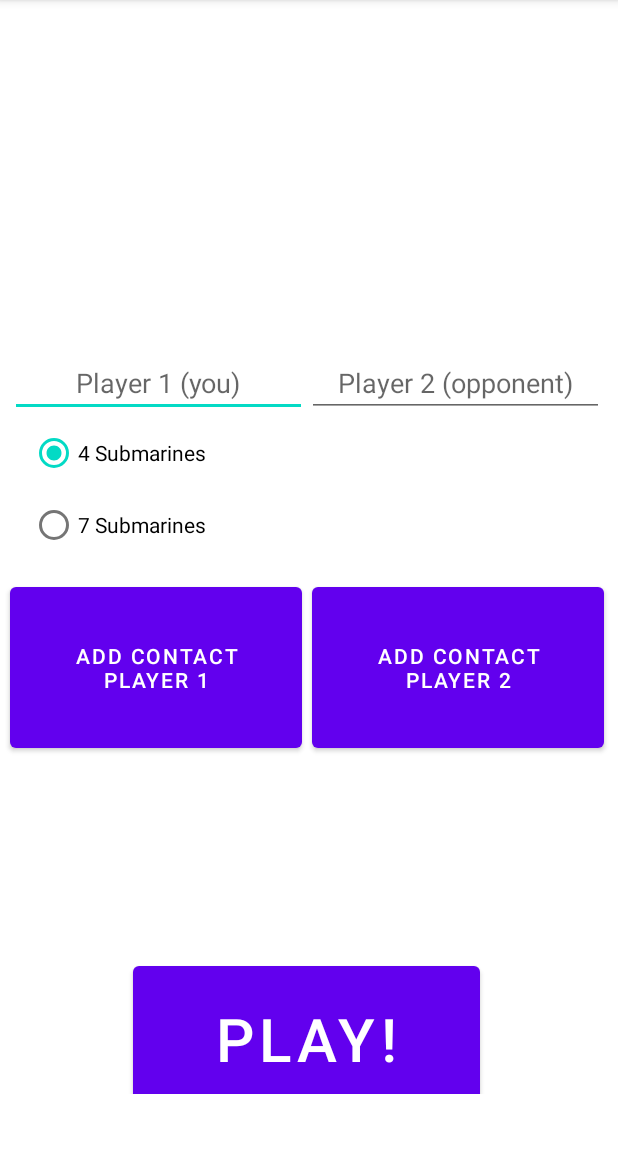
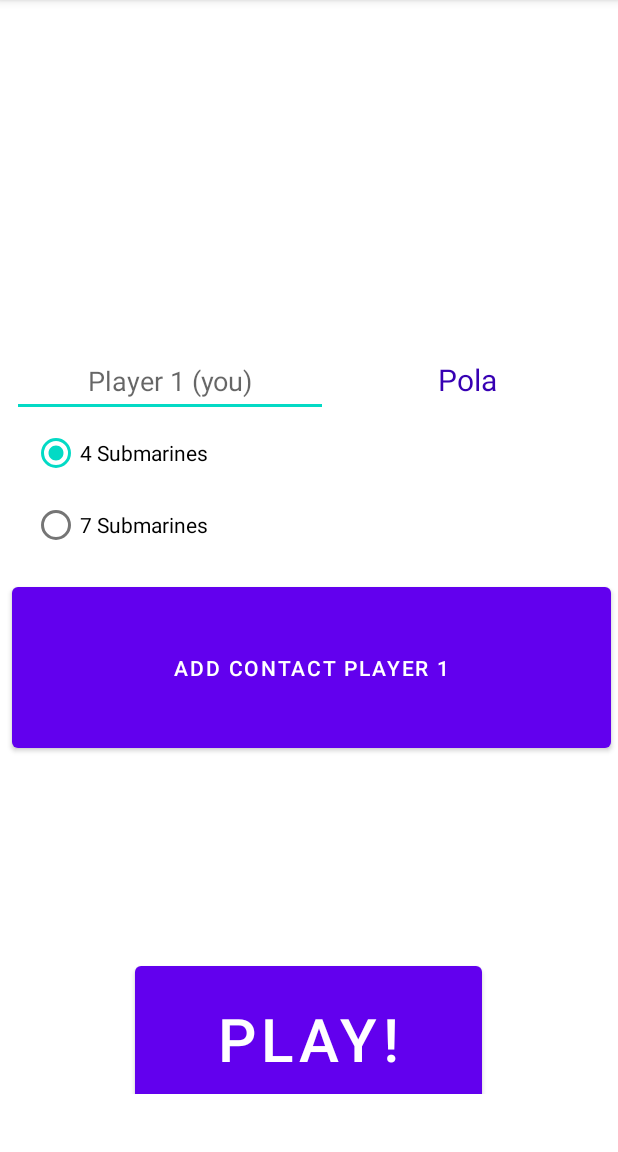
Before and after one commit to daniel-lahav/SubmarinesGame, an Android app: the AddPlayer screen opened directly, with no data from a screen before it, on a phone screen of 412 x 824 dp, the part 84-1236 px from its top. Run offline under Robolectric (Android 15) with nearby library versions, the phone set to English and light mode, and no system bars.

Commit message:
themetune added

```diff
--- a/app/src/main/java/com/example/submarinesgameproject/AddPlayer.java
+++ b/app/src/main/java/com/example/submarinesgameproject/AddPlayer.java
@@ -14,18 +14,23 @@ import android.view.View;
 import android.widget.Button;
 import android.widget.EditText;
 import android.widget.RadioButton;
+import android.widget.TextView;
 
 import java.util.Locale;
 
 public class AddPlayer extends AppCompatActivity implements View.OnClickListener {
 
-    private Button btnAddPlayerPlay,btnBackToHome, btnContact1,btnContact2;
+    private Button btnAddPlayerPlay,btnBackToHome, btnContact1;
+    private  Intent intent;
     private RadioButton radioBtn4Subs,radioBtn7Subs;
-    private EditText etPlayer1,etPlayer2;
+    private EditText etPlayer1;
+    private TextView tvPlayer2; //computer
     private String player1,player2;
     private TextToSpeech textToSpeech;
     private static final int RESULTPICK=1;
     private int playerNum;
+
+    private int size=9; //גודל הלוח
 
     @Override
     protected void onCreate(Bundle savedInstanceState)  {
@@ -43,11 +48,13 @@ public class AddPlayer extends AppCompatActivity implements View.OnClickListener
         btnContact1=(Button) findViewById(R.id.btnContact1);
         btnContact1.setOnClickListener(this);
 
-        btnContact2=(Button) findViewById(R.id.btnContact2);
-        btnContact2.setOnClickListener(this);
+    //    btnContact2=(Button) findViewById(R.id.btnContact2);
+     //   btnContact2.setOnClickListener(this);
 
         etPlayer1=(EditText) findViewById(R.id.etPlayer1);
-        etPlayer2 = (EditText) findViewById(R.id.etPlayer2);
+        tvPlayer2 = (TextView) findViewById(R.id.tvPlayer2);
+
+        tvPlayer2.setText("Pola");
 
         radioBtn4Subs=(RadioButton) findViewById(R.id.radioBtn4Subs);
         radioBtn4Subs.setOnClickListener(this);
@@ -80,10 +87,9 @@ public class AddPlayer extends AppCompatActivity implements View.OnClickListener
 
             String phoneName = cursor.getString(phoneIndexName);
 
-            if(this.playerNum==1)
+
             etPlayer1.setText(phoneName);
-            else
-                etPlayer2.setText(phoneName);
+
         }
     }
 
@@ -92,18 +98,21 @@ public class AddPlayer extends AppCompatActivity implements View.OnClickListener
     @Override
     public void onClick(View view) {
 
-        if(view.getId()==btnAddPlayerPlay.getId())
+        switch (view.getId())
         {
-            Intent intent=new Intent(this, MyBoardArrangement.class);
+            case R.id.btnAddPlayerPlay:
+                intent=new Intent(this, MyBoardArrangement.class);
 
-            String name1 = etPlayer1.getText().toString();
-            String name2 =etPlayer2.getText().toString();
+                String name1 = etPlayer1.getText().toString().trim();
+
+
+                String name2 = tvPlayer2.getText().toString().trim();
                 int subNum;
                 if(radioBtn4Subs.isChecked())
                     subNum=4;
                 else
                     subNum=7;
-            if (name1.length() ==0 || name2.length()==0|| name1.equals(name2)){
+                if (name1.length() ==0 || name1.equals(name2)){
                     new AlertDialog.Builder(this)
                             .setTitle("ERORR")
                             .setMessage("not a good name")
@@ -119,39 +128,30 @@ public class AddPlayer extends AppCompatActivity implements View.OnClickListener
                 else{
 
 
-                textToSpeech.speak("Enjoy and Good Luck! " + name1 + " and " + name2, TextToSpeech.QUEUE_FLUSH, null);
+                    textToSpeech.speak("Enjoy and Good Luck! " + name1 , TextToSpeech.QUEUE_FLUSH, null);
 
 
                     intent.putExtra("DATA1",name1);
-                intent.putExtra("DATA2", name2);
-                intent.putExtra("subNum",subNum);
+
+                    intent.putExtra("SUBNUM",subNum);
 
                     startActivity(intent);
                 }
-        }
 
-
-        if(view.getId()==btnBackToHome.getId())
-            {
+                break;
+            case R.id.btnBackToHome:
                  finish();
-            }
-
-        switch (view.getId())
-        {
+                 break;
             case R.id.btnContact1:
                 this.playerNum = 1;
-                Intent intent = new Intent(Intent.ACTION_PICK,
+                 intent = new Intent(Intent.ACTION_PICK,
                         ContactsContract.CommonDataKinds.Phone.CONTENT_URI);
-                startActivityForResult(intent, RESULTPICK);
-                break;
-            case R.id.btnContact2:
-                this.playerNum = 2;
-                intent = new Intent(Intent.ACTION_PICK, ContactsContract.CommonDataKinds.Phone.CONTENT_URI);
                 startActivityForResult(intent, RESULTPICK);
                 break;
         }
 
 
+
     }
 
 }
--- a/app/src/main/res/layout/activity_add_player.xml
+++ b/app/src/main/res/layout/activity_add_player.xml
@@ -4,14 +4,18 @@
     xmlns:tools="http://schemas.android.com/tools"
     android:layout_width="match_parent"
     android:layout_height="match_parent"
+    android:clickable="false"
     tools:context=".AddPlayer">
 
     <LinearLayout
         android:layout_width="409dp"
         android:layout_height="729dp"
         android:orientation="vertical"
-        tools:layout_editor_absoluteX="1dp"
-        tools:layout_editor_absoluteY="1dp">
+        app:layout_constraintEnd_toEndOf="parent"
+        app:layout_constraintHorizontal_bias="0.5"
+        app:layout_constraintStart_toStartOf="parent"
+        tools:layout_editor_absoluteY="1dp"
+        tools:ignore="MissingConstraints">
 
         <LinearLayout
             android:layout_width="match_parent"
@@ -43,7 +47,7 @@
 
             <EditText
                 android:id="@+id/etPlayer1"
-                android:layout_width="wrap_content"
+                android:layout_width="200dp"
                 android:layout_height="wrap_content"
                 android:layout_gravity="bottom"
                 android:layout_marginLeft="10px"
@@ -51,19 +55,23 @@
                 android:ems="10"
                 android:gravity="center"
                 android:hint="Player 1 (you)"
-                android:inputType="textPersonName" />
+                android:inputType="textPersonName"
+                android:minHeight="48dp" />
 
-            <EditText
-                android:id="@+id/etPlayer2"
-                android:layout_width="wrap_content"
-                android:layout_height="wrap_content"
+            <TextView
+                android:id="@+id/tvPlayer2"
+                android:layout_width="174dp"
+                android:layout_height="48dp"
                 android:layout_gravity="bottom"
                 android:layout_marginRight="10px"
                 android:layout_weight="1"
                 android:ems="10"
                 android:gravity="center"
-                android:hint="Player 2 (opponent)"
-                android:inputType="textPersonName" />
+
+                android:inputType="textPersonName"
+                android:text="Pola"
+                android:textColor="@color/purple_700"
+                android:textSize="20sp" />
 
         </LinearLayout>
 
@@ -106,14 +114,6 @@
                 android:layout_weight="1"
                 android:text="Add Contact Player 1" />
 
-            <Button
-                android:id="@+id/btnContact2"
-                android:layout_width="70dp"
-                android:layout_height="match_parent"
-                android:layout_marginLeft="5px"
-                android:layout_marginRight="10px"
-                android:layout_weight="1"
-                android:text="Add Contact Player 2" />
         </LinearLayout>
 
         <LinearLayout
```
Also changed, not shown: app/src/main/java/com/example/submarinesgameproject/Game.java (+23 -16 lines), app/src/main/java/com/example/submarinesgameproject/GameManager.java (+94 -83 lines), app/src/main/java/com/example/submarinesgameproject/MyBoardArrangement.java (+19 -22 lines), app/src/main/java/com/example/submarinesgameproject/Player.java (+17 -7 lines), app/src/main/java/com/example/submarinesgameproject/UpClass.java (added, +94 -0 lines). Lines whose indentation alone changed are shown as unchanged.
